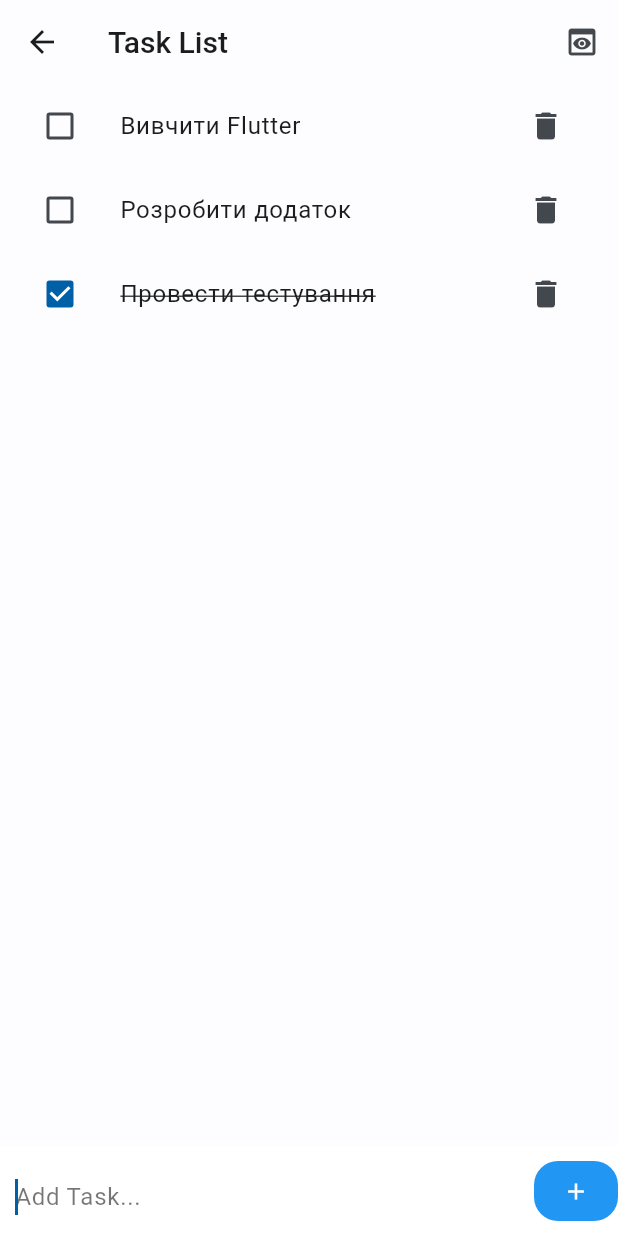
After one commit to osmelnyk/rd_homework, a Flutter app: the TaskScreen screen opened by its route, after a tap on the "add" icon, on a phone screen of 412 x 824 dp. The commit adds this screen. Run offline on Flutter 3.47's test engine with Material 2 defaults, Android fonts, the phone set to English and light mode, and no system bars; our stand-ins replace flutter_riverpod, google_fonts; generated files the repository leaves out were written again.

Commit message:
lesson 12

```diff
--- /dev/null
+++ b/lib/lesson12/model/model.dart
@@ -0,0 +1,27 @@
+enum Status { pending, inProgress, completed }
+
+class Task {
+  final int id;
+  final String title;
+  Status status;
+
+  Task({required this.id, required this.title, required this.status});
+}
+
+class MockAPI {
+  List<Task> tasks = [
+    Task(id: 1, title: "Вивчити Flutter", status: Status.pending),
+    Task(id: 2, title: "Розробити додаток", status: Status.inProgress),
+    Task(id: 3, title: "Провести тестування", status: Status.completed),
+  ];
+
+  Future<List<Task>> getTasks() async {
+    await Future.delayed(const Duration(seconds: 2));
+    return tasks;
+  }
+
+  Future<void> addTask({required String title}) async {
+    await Future.delayed(const Duration(seconds: 1));
+    tasks.add(Task(id: tasks.length + 1, title: title, status: Status.pending));
+  }
+}
--- /dev/null
+++ b/lib/lesson12/screens/task.dart
@@ -0,0 +1,187 @@
+import 'package:flutter/material.dart';
+import '../model/model.dart';
+import '../screens/stream.dart';
+
+class TaskScreen extends StatefulWidget {
+  const TaskScreen({super.key});
+
+  @override
+  State<StatefulWidget> createState() => _TaskScreenState();
+}
+
+class _TaskScreenState extends State<TaskScreen> {
+  late Future<List<Task>> tasksFuture;
+  List<Task> tasks = [];
+  var mock = MockAPI();
+  TextEditingController titleController = TextEditingController();
+  late GlobalKey<AnimatedListState> listKey;
+
+  // Set focus to the input text field
+  FocusNode inputTextFocus = FocusNode();
+
+  @override
+  void initState() {
+    super.initState();
+    listKey = GlobalKey<AnimatedListState>();
+    tasksFuture = mock.getTasks();
+    // Set focus to the input text field after the screen is rendered
+    Future.delayed(
+        const Duration(seconds: 1), () => inputTextFocus.requestFocus());
+  }
+
+  @override
+  Widget build(BuildContext context) {
+    return Scaffold(
+      appBar: AppBar(
+        title: const Text('Task List'),
+        actions: [
+          IconButton(
+            onPressed: () {
+              Navigator.push(
+                context,
+                MaterialPageRoute(
+                  builder: (context) => const TaskStream(),
+                ),
+              );
+            },
+            icon: const Icon(Icons.preview),
+          ),
+        ],
+      ),
+      body: Stack(
+        children: [
+          SingleChildScrollView(
+            child: FutureBuilder<List<Task>>(
+              future: tasksFuture,
+              builder: (context, snapshot) {
+                if (snapshot.connectionState == ConnectionState.waiting) {
+                  return const Center(
+                    child: CircularProgressIndicator(),
+                  );
+                } else if (snapshot.hasData) {
+                  tasks = snapshot.data!;
+                  return AnimatedList(
+                    key: listKey,
+                    shrinkWrap: true,
+                    initialItemCount: tasks.length,
+                    itemBuilder: (_, index, animation) =>
+                        _buildTaskItem(tasks[index], animation, index),
+                  );
+                } else if (snapshot.hasError) {
+                  return const Center(
+                    child: Text('Error fetching data'),
+                  );
+                } else {
+                  return Container();
+                }
+              },
+            ),
+          ),
+          // Container for the input text field and button
+          textInputContainer(),
+        ],
+      ),
+    );
+  }
+
+  Align textInputContainer() {
+    return Align(
+      alignment: Alignment.bottomLeft,
+      child: Container(
+        padding: const EdgeInsets.only(left: 10, bottom: 10, top: 10),
+        height: 60,
+        width: double.infinity,
+        color: Colors.white,
+        child: Row(
+          children: <Widget>[
+            Expanded(
+              child: TextField(
+                focusNode: inputTextFocus,
+                controller: titleController,
+                decoration: const InputDecoration(
+                    hintText: "Add Task...",
+                    hintStyle: TextStyle(color: Colors.black54),
+                    border: InputBorder.none),
+              ),
+            ),
+            const SizedBox(
+              width: 15,
+            ),
+            floatingButton(),
+          ],
+        ),
+      ),
+    );
+  }
+
+  FloatingActionButton floatingButton() {
+    return FloatingActionButton(
+      onPressed: () {
+        if (titleController.text.isNotEmpty) {
+          setState(() {
+            tasks.insert(
+                0,
+                Task(
+                    id: tasks.length + 1,
+                    title: titleController.text,
+                    status: Status.pending));
+          });
+          listKey.currentState!.insertItem(0);
+          titleController.clear();
+          inputTextFocus.requestFocus();
+        }
+      },
+      backgroundColor: Colors.blue,
+      elevation: 0,
+      child: const Icon(
+        Icons.add,
+        color: Colors.white,
+        size: 18,
+      ),
+    );
+  }
+
+  // Build the task item with animation for AnimatedList
+  SizeTransition _buildTaskItem(
+      Task task, Animation<double> animation, int index) {
+    return SizeTransition(
+      sizeFactor: animation,
+      child: ListTile(
+        key: ValueKey(tasks[index]),
+        title: Text(
+          task.title,
+          style: TextStyle(
+            decoration: task.status == Status.completed
+                ? TextDecoration.lineThrough
+                : TextDecoration.none,
+          ),
+        ),
+        trailing: IconButton(
+            icon: const Icon(Icons.delete),
+            onPressed: () => _removeTask(index)),
+        leading: Checkbox(
+          value: task.status == Status.completed,
+          onChanged: (bool? value) {
+            setState(() {
+              value!
+                  ? task.status = Status.completed
+                  : tasks[index].status = Status.pending;
+            });
+          },
+        ),
+      ),
+    );
+  }
+
+  void _removeTask(int index) {
+    listKey.currentState!.removeItem(
+      index,
+      (_, animation) => SizeTransition(
+        sizeFactor: animation,
+        child: const ListTile(),
+      ),
+      duration: const Duration(milliseconds: 300),
+    );
+    tasks.removeAt(index);
+  }
+}
```
Also changed, not shown: lib/lesson12/screens/stream.dart (added, +166 -0 lines), lib/main.dart (+13 -10 lines), assets/lesson12_tasks.gif (added), 1 other file.
